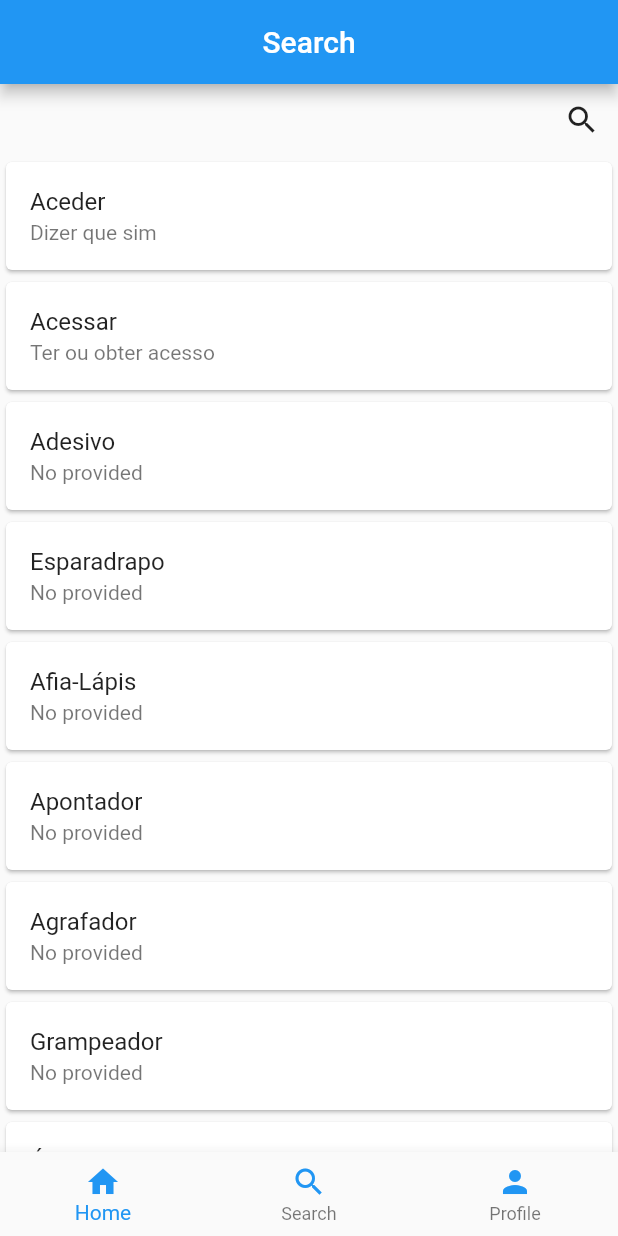
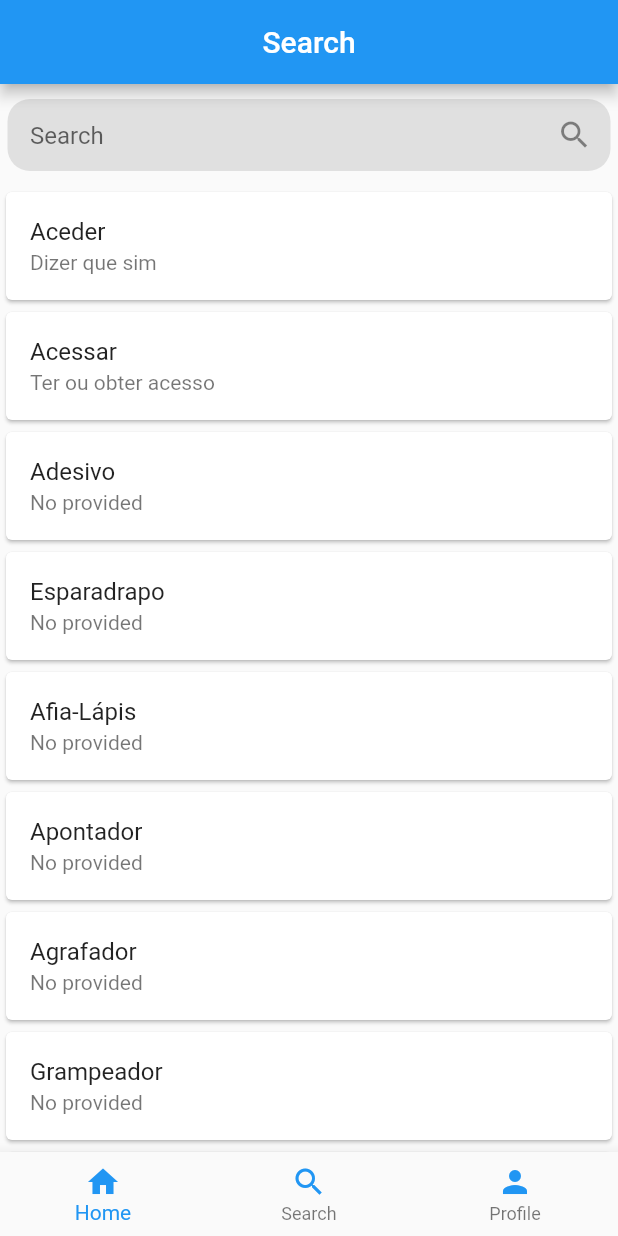
Before and after one commit to edsondiasalves/flutter-portuguese-dictionary, a Flutter app: the screen it shows after launch, item 2 of the bottom bar chosen, on a phone screen of 412 x 824 dp. Run offline on Flutter 3.47's test engine with Material 2 defaults, Android fonts, the phone set to English and light mode, and no system bars; our stand-ins replace bloc, equatable, flutter_bloc.

Commit message:
Formatting search bar

```diff
--- a/lib/modules/search/bloc/search_bloc.dart
+++ b/lib/modules/search/bloc/search_bloc.dart
@@ -43,13 +43,13 @@ class SearchBloc extends Bloc<SearchEvent, SearchState> {
     yield LoadingState();
     final entry =
         await this.definitionService.getEntryBySuggestion(event.suggestion);
-    yield SelectedSuggestionState(entry: entry);
+    yield SelectedSuggestionState(entry: entry, suggestion: event.suggestion);
   }
 
   Stream<SearchState> _mapFilterResultEvent(FilterResultEvent event) async* {
     yield LoadingState();
     final entries = await this.definitionService.getEntriesByTerms(event.term);
-    yield FilteredResultState(entries: entries);
+    yield FilteredResultState(entries: entries, term: event.term);
   }
 
   @override
--- a/lib/modules/search/bloc/search_state.dart
+++ b/lib/modules/search/bloc/search_state.dart
@@ -20,11 +20,12 @@ class StartedState extends SearchState {
 }
 
 class FilteredResultState extends SearchState {
+  final String term;
   final List<Entry> entries;
-  FilteredResultState({@required this.entries});
+  FilteredResultState({@required this.entries, this.term});
 
   @override
-  List<Object> get props => [entries];
+  List<Object> get props => [entries, term];
 }
 
 class FilteredSuggestionState extends SearchState {
@@ -36,9 +37,10 @@ class FilteredSuggestionState extends SearchState {
 }
 
 class SelectedSuggestionState extends SearchState {
+  final String suggestion;
   final Entry entry;
-  SelectedSuggestionState({@required this.entry});
+  SelectedSuggestionState({@required this.entry, this.suggestion});
 
   @override
-  List<Object> get props => [entry];
+  List<Object> get props => [entry, suggestion];
 }
--- a/lib/modules/search/widgets/search_bar.dart
+++ b/lib/modules/search/widgets/search_bar.dart
@@ -1,3 +1,4 @@
+import 'package:flutter/cupertino.dart';
 import 'package:flutter/material.dart';
 import 'package:flutter_bloc/flutter_bloc.dart';
 
@@ -12,27 +13,66 @@ class SearchBar extends StatelessWidget {
 
   @override
   Widget build(BuildContext context) {
-    return IconButton(
-      key: Key('SearchBar_SearchIcon'),
-      icon: Icon(Icons.search),
-      onPressed: () {
-        showSearch(
-          context: context,
-          delegate: _CustomSearchDelegate(
-            onTapSuggestion: onTapSuggestion,
-            onReturn: onReturn,
+    String _queryText = "";
+    return Column(
+      children: [
+        Container(
+          padding: EdgeInsets.symmetric(vertical: 10, horizontal: 5),
+          color: Colors.transparent,
+          child: Container(
+            decoration: BoxDecoration(
+              color: Colors.grey.shade300,
+              borderRadius: BorderRadius.all(
+                const Radius.circular(15),
+              ),
+            ),
+            child: BlocBuilder<SearchBloc, SearchState>(
+              builder: (context, state) {
+                if (state is FilteredResultState) {
+                  _queryText = state.term;
+                } else if (state is SelectedSuggestionState) {
+                  _queryText = state.suggestion;
+                }
+                FocusScope.of(context).unfocus();
+                return TextField(
+                  controller: TextEditingController(text: _queryText),
+                  textInputAction: TextInputAction.search,
+                  onTap: () {
+                    showSearch(
+                      context: context,
+                      delegate: _CustomSearchDelegate(
+                        onReturn: () {
+                          _queryText = '';
+                          this.onReturn();
+                        },
+                        onTapSuggestion: this.onTapSuggestion,
+                      ),
+                    );
+                  },
+                  decoration: InputDecoration(
+                    hintText: "Search",
+                    border: InputBorder.none,
+                    contentPadding: EdgeInsets.only(left: 15.0, top: 15.0),
+                    suffixIcon: Icon(Icons.search),
+                  ),
+                );
+              },
+            ),
           ),
-        );
-      },
+        ),
+      ],
     );
   }
 }
 
 class _CustomSearchDelegate extends SearchDelegate {
-  final Function(String) onTapSuggestion;
-  final VoidCallback onReturn;
+  Function(String) onTapSuggestion;
+  VoidCallback onReturn;
 
-  _CustomSearchDelegate({this.onTapSuggestion, this.onReturn});
+  _CustomSearchDelegate({
+    this.onTapSuggestion,
+    this.onReturn,
+  });
 
   @override
   List<Widget> buildActions(BuildContext context) {
@@ -97,7 +137,7 @@ class _CustomSearchDelegate extends SearchDelegate {
             key: Key('buildSuggestions_filteredSuggestion'),
             suggestions: state.suggestions,
             onTapSuggestion: (term) {
-              close(context, null);
+              close(context, 'null');
               onTapSuggestion(term);
             },
           );
```
Also changed, not shown: 1 other file.
